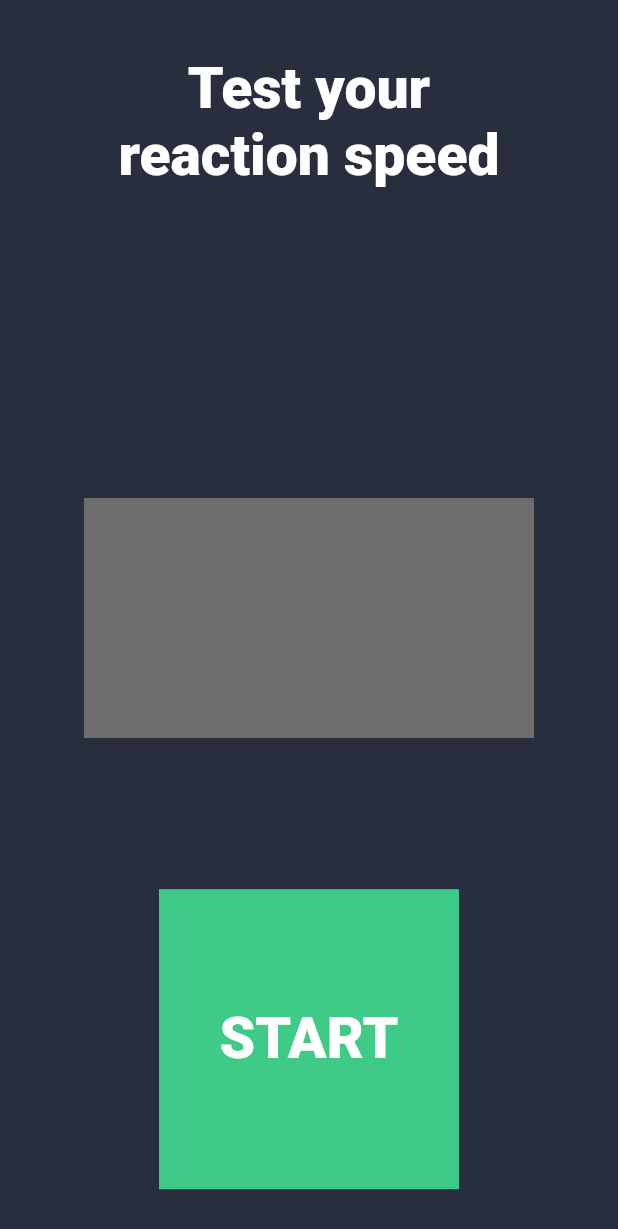
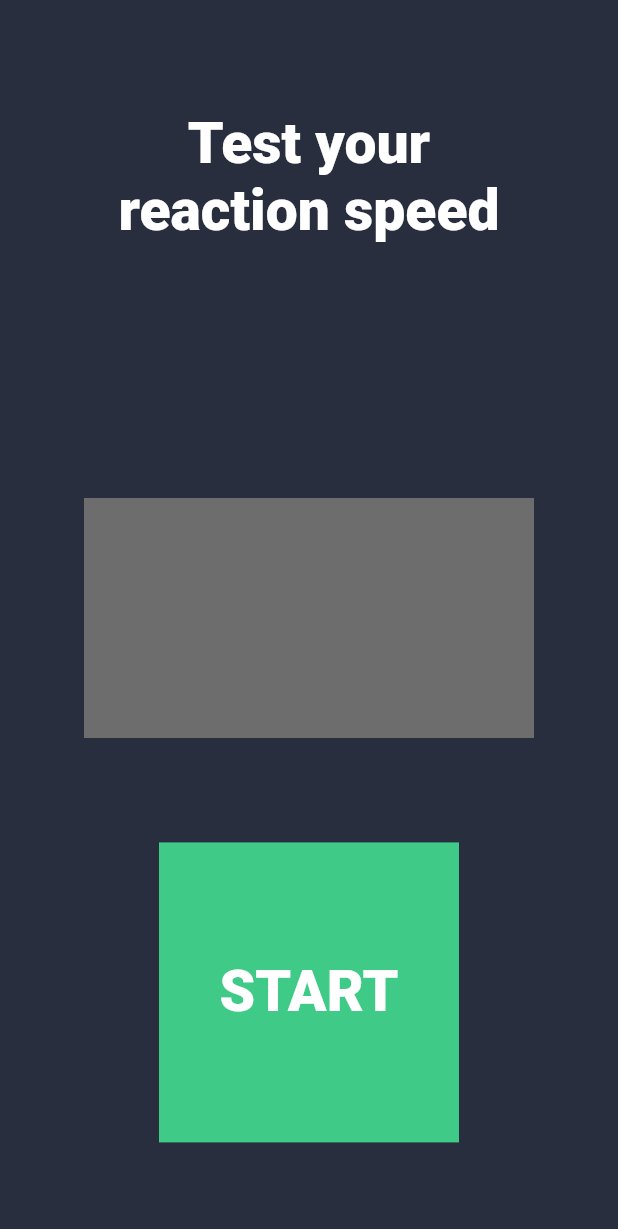
Before and after one commit to msAlexG/flutter_push, a Flutter app: the screen it shows after launch, on a phone screen of 412 x 824 dp. Shown: the top 1229 px of the screen. Run offline on Flutter 3.47's test engine with Material 2 defaults, Android fonts, the phone set to English and light mode, and no system bars.

Commit message:
Last edit

```diff
--- a/lib/main.dart
+++ b/lib/main.dart
@@ -52,7 +52,7 @@ class _MyHomePageState extends State<MyHomePage> {
       body: Stack(
         children: [
           Align(
-              alignment: const Alignment(0, -0.9),
+              alignment: const Alignment(0, -0.8),
               child: Text(
                 'Test your\nreaction speed',
                 style: TextStyle(
@@ -81,7 +81,7 @@ class _MyHomePageState extends State<MyHomePage> {
                 ),
               )),
           Align(
-              alignment: const Alignment(0, 0.9),
+              alignment: const Alignment(0, 0.8),
               child: GestureDetector(
                 onTap: () => setState(() {
                   switch (gameState) {
```
